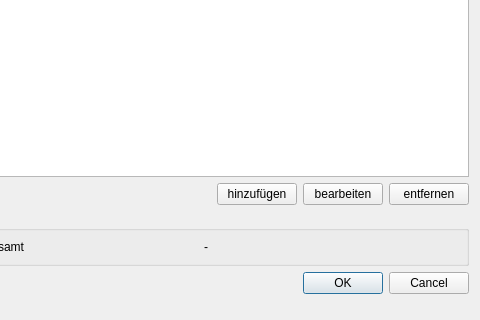
Old version of the form ui/dlg/project_cost_calculation_dialog.ui in the repository timo-y/syp-kostenfortschreibung; both pictures show x 598 to 1078 and y 184 to 504 of the 1078 by 504 pixel window.
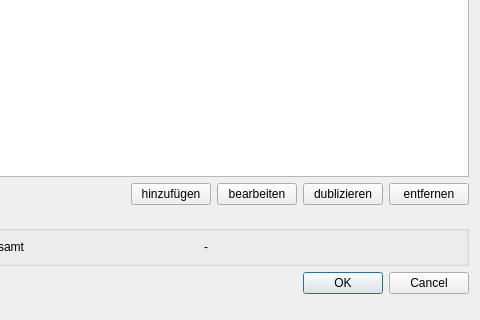
New version of the form.

Diff of the .ui file:
```diff
--- a/ui/dlg/project_cost_calculation_dialog.ui
+++ b/ui/dlg/project_cost_calculation_dialog.ui
@@ -151,6 +151,13 @@
        </property>
       </widget>
      </item>
+     <item>
+      <widget class="QPushButton" name="pushButton_copy_inventory_item">
+       <property name="text">
+        <string>dublizieren</string>
+       </property>
+      </widget>
+     </item>
      <item>
       <widget class="QPushButton" name="pushButton_remove_inventory_item">
        <property name="text">
```
